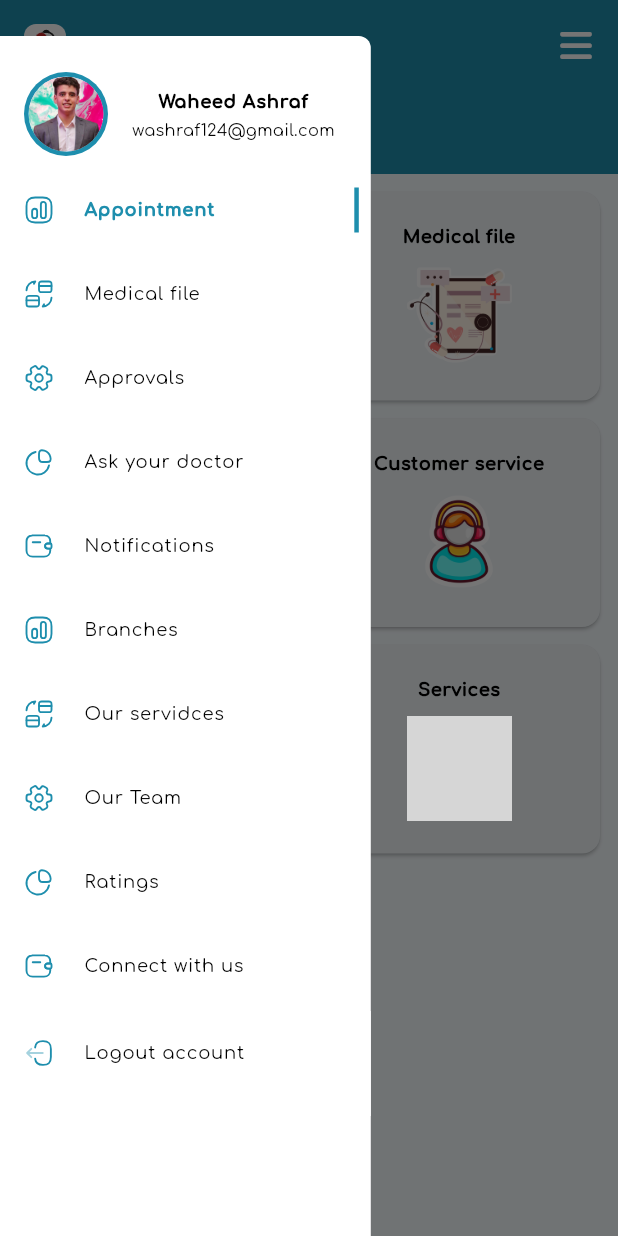
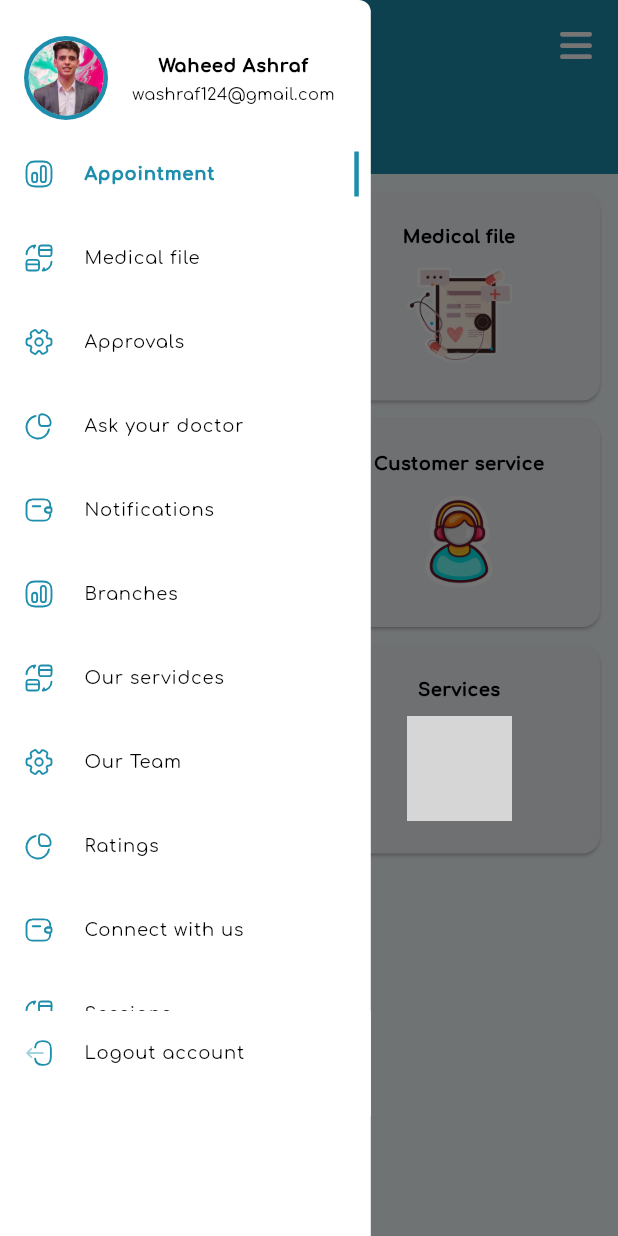
Before and after one commit to Waheed-Ashraf/Clinic-Engine-Task, a Flutter app: the HomeView screen opened directly, with the side drawer open, on a phone screen of 412 x 824 dp. Run offline on Flutter 3.47's test engine with Material 3 defaults, Android fonts, the phone set to English and light mode, and no system bars; our stand-ins replace animate_do, flutter_bloc, flutter_svg, font_awesome_flutter; grey boxes are pictures that could not be loaded.

Commit message:
task finished

```diff
--- a/lib/main.dart
+++ b/lib/main.dart
@@ -1,6 +1,5 @@
 import 'package:clinic_engine_task/core/utils/constent_colors.dart';
-import 'package:clinic_engine_task/modules/auth/login_view/login_view.dart';
-import 'package:clinic_engine_task/modules/bottom_nav_bar/bottom_nav_bar.dart';
+import 'package:clinic_engine_task/modules/splash/presentation/View/splash_view.dart';
 import 'package:flutter/material.dart';
 import 'package:flutter/services.dart';
 
@@ -24,7 +23,7 @@
         colorScheme: ColorScheme.fromSeed(seedColor: primaryColor),
         useMaterial3: true,
       ),
-      home: const LoginView(),
+      home: const SplashView(),
     );
   }
 }
--- a/lib/modules/home/presentation/views/widgets/custom_drower.dart
+++ b/lib/modules/home/presentation/views/widgets/custom_drower.dart
@@ -12,9 +12,7 @@
 
   @override
   Widget build(BuildContext context) {
-    return Padding(
-      padding: const EdgeInsets.only(top: 24),
-      child: Container(
+    return Container(
       decoration: const BoxDecoration(
           color: Colors.white,
           borderRadius: BorderRadius.only(topRight: Radius.circular(8))),
@@ -55,7 +53,6 @@
               ),
             )),
       ]),
-      ),
     );
   }
 }
```
Lines whose indentation alone changed are shown as unchanged.
